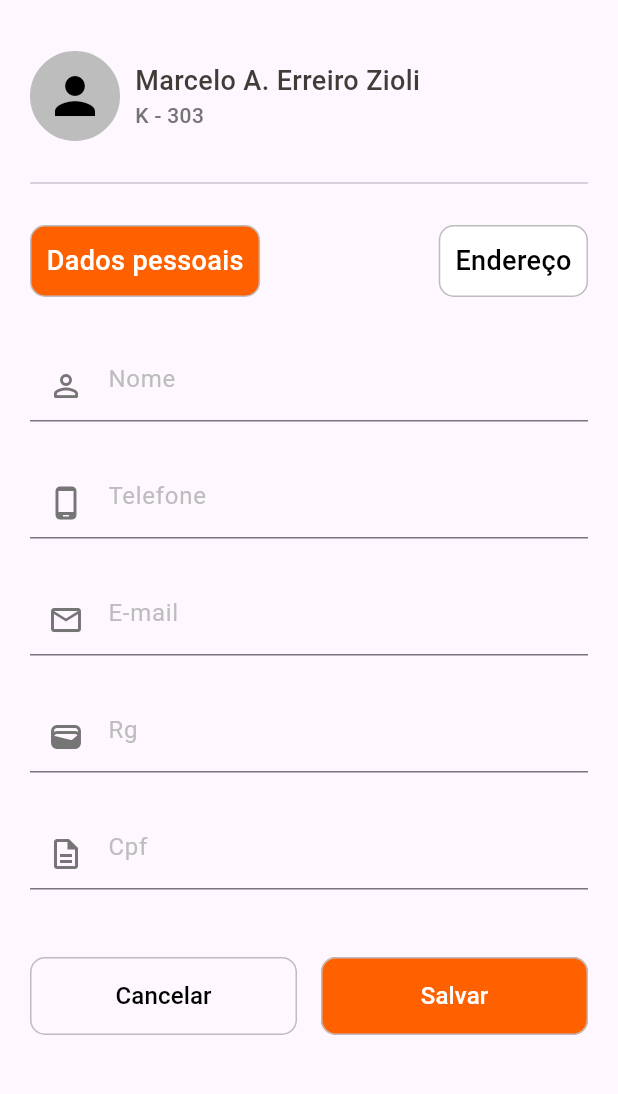
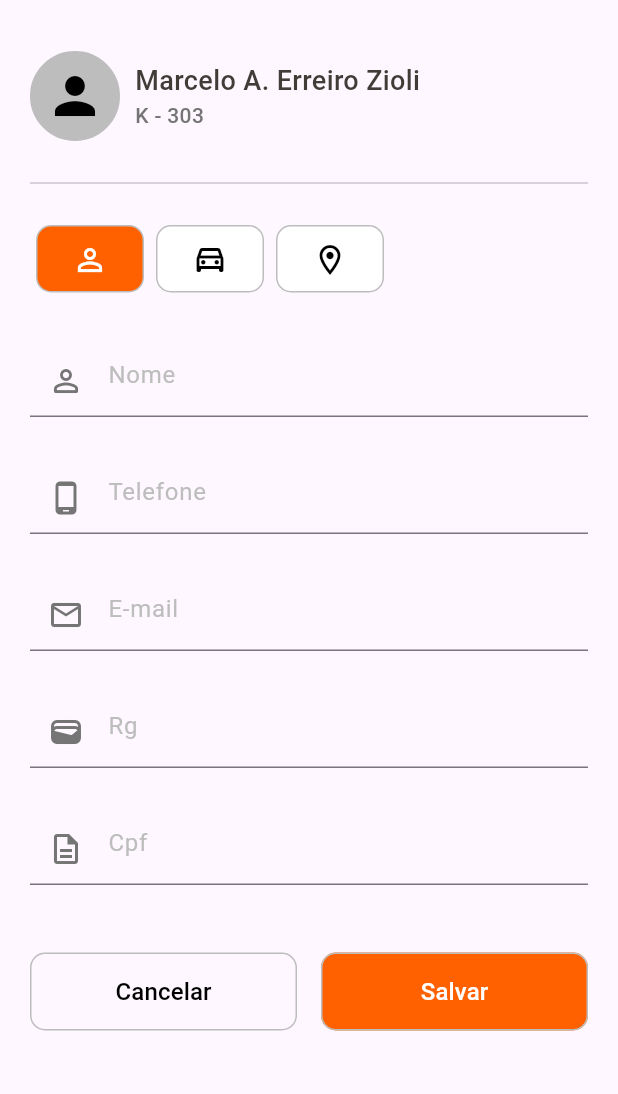
Before and after one commit to Zi0Li/MOBILE-Condominium-Management, a Flutter app: the ProfilePage screen opened directly, on a phone screen of 412 x 824 dp, the part 63-1157 px from its top. Run offline on Flutter 3.47's test engine with Material 3 defaults, Android fonts, the phone set to English and light mode, and no system bars; our stand-ins replace image_picker, mask_text_input_formatter.

Commit message:
Vehicle Form

```diff
--- a/lib/pages/profile.dart
+++ b/lib/pages/profile.dart
@@ -3,6 +3,7 @@ import 'package:flutter/material.dart';
 import 'package:flutter/services.dart';
 import 'package:image_picker/image_picker.dart';
 import 'package:tcc/pages/home.dart';
+import 'package:tcc/pages/vehicle_form.dart';
 import 'package:tcc/widgets/appBar.dart';
 import 'package:tcc/widgets/config.dart';
 import 'package:tcc/widgets/drawer.dart';
@@ -16,6 +17,7 @@ class ProfilePage extends StatefulWidget {
 }
 
 class _ProfilePageState extends State<ProfilePage> {
+  //Controller Profile
   final TextEditingController _nicknameController = TextEditingController();
   final TextEditingController _bithController = TextEditingController();
   final TextEditingController _numberController = TextEditingController();
@@ -26,12 +28,13 @@ class _ProfilePageState extends State<ProfilePage> {
   String dropdownApartament = Config.Apartment[0];
   String? _img;
 
-  bool _page = true;
+  List<IconData> iconListButton = [
+    Icons.person_outline,
+    Icons.drive_eta_outlined,
+    Icons.location_on_outlined,
+  ];
 
-  Color _profileButtonColor = Config.orange;
-  Color _profileTextColor = Config.white;
-  Color _enderecoButtonColor = Config.white;
-  Color _enderecoTextColor = Config.black;
+  int selectButton = 0;
 
   @override
   Widget build(BuildContext context) {
@@ -132,56 +135,81 @@ class _ProfilePageState extends State<ProfilePage> {
               SizedBox(
                 height: 20,
               ),
-              Row(
-                children: [
-                  GestureDetector(
-                    onTap: () => _clickButton(),
-                    child: _button('Dados pessoais', _profileButtonColor,
-                        _profileTextColor),
+              Container(
+                height: 45,
+                child: ListView.builder(
+                  shrinkWrap: true,
+                  scrollDirection: Axis.horizontal,
+                  itemCount: iconListButton.length,
+                  itemExtent: 80,
+                  itemBuilder: (context, index) {
+                    return Center(child: _button(iconListButton[index], index));
+                  },
                 ),
-                  Spacer(),
-                  GestureDetector(
-                    onTap: () => _clickButton(),
-                    child: _button(
-                        'Endereço', _enderecoButtonColor, _enderecoTextColor),
-                  ),
-                ],
               ),
               SizedBox(
                 height: 20,
               ),
-              _page
-                  ? Column(
-                      children: [
-                        InputWidget(
-                          'Nome',
-                          _nicknameController,
-                          TextInputType.text,
-                          Icons.person_outline_rounded,
+              _body(selectButton),
+            ],
           ),
-                        InputWidget("Telefone", _numberController,
-                            TextInputType.number, Icons.phone_android_outlined),
-                        InputWidget('E-mail', _bithController,
-                            TextInputType.number, Icons.email_outlined),
-                        InputWidget(
-                          'Rg',
-                          _rgController,
-                          TextInputType.number,
-                          Icons.wallet_rounded,
         ),
-                        InputWidget(
-                          'Cpf',
-                          _cpfController,
-                          TextInputType.number,
-                          Icons.description_outlined,
-                        )
-                      ],
-                    )
-                  : Column(
+      ),
+    );
+  }
+
+  Widget _body(int index) {
+    if (index == 0) {
+      return _personBody();
+    } else if (index == 1) {
+      return _vehicleBody();
+    } else {
+      return _addressBody();
+    }
+  }
+
+  Widget _vehicleBody() {
+    return ListView.builder(
+      shrinkWrap: true,
+      itemCount: Config.typeVehicle.length,
+      itemBuilder: (context, index) => _vehicleCard(index),
+    );
+  }
+
+  Widget _vehicleCard(int index) {
+    IconData iconVehicle = Icons.drive_eta_outlined;
+    if (Config.typeVehicle[index] == Config.typeVehicle[1]) {
+      iconVehicle = Icons.motorcycle_outlined;
+    } else if (Config.typeVehicle[index] == Config.typeVehicle[2]) {
+      iconVehicle = Icons.pedal_bike_outlined;
+    } else if (Config.typeVehicle[index] == Config.typeVehicle[3]) {
+      iconVehicle = Icons.directions_bus_outlined;
+    }
+
+    return ListTile(
+      contentPadding: EdgeInsets.all(10),
+      title: Text("Veiculo Name $index"),
+      subtitle: Text(Config.typeVehicle[index]),
+      leading: Icon(
+        iconVehicle,
+        size: 30,
+      ),
+      onTap: () => Navigator.push(
+        context,
+        MaterialPageRoute(
+          builder: (context) => VehicleForm(
+            typeVehicle: Config.typeVehicle[index],
+          ),
+        ),
+      ),
+    );
+  }
+
+  Widget _addressBody() {
+    return Column(
       crossAxisAlignment: CrossAxisAlignment.start,
       children: [
-                        Config.text(
-                            'Nome: ', 'Condomínio Terra de Santa Cruz', 18),
+        Config.text('Nome: ', 'Condomínio Terra de Santa Cruz', 18),
         Row(
           mainAxisAlignment: MainAxisAlignment.spaceBetween,
           children: [
@@ -201,11 +229,66 @@ class _ProfilePageState extends State<ProfilePage> {
           mainAxisAlignment: MainAxisAlignment.spaceBetween,
           children: [
             Config.text('Bloco: ', dropdownBlock, 18),
-                            Config.text(
-                                'Apartamento: ', dropdownApartament, 18),
+            Config.text('Apartamento: ', dropdownApartament, 18),
+          ],
+        ),
+        SizedBox(height: 30),
+        Row(
+          children: [
+            Expanded(
+              child: TextButton(
+                onPressed: () {},
+                style: TextButton.styleFrom(
+                  fixedSize: Size.fromHeight(52),
+                  backgroundColor: Config.orange,
+                  shape: RoundedRectangleBorder(
+                    borderRadius: BorderRadius.circular(10),
+                  ),
+                  side: BorderSide(
+                    width: 1,
+                    color: Config.grey400,
+                  ),
+                ),
+                child: Text(
+                  'Compartilhar localização',
+                  style: TextStyle(
+                    color: Config.white,
+                    fontSize: 16,
+                    fontWeight: FontWeight.w500,
+                  ),
+                ),
+              ),
+            ),
           ],
         ),
       ],
+    );
+  }
+
+  Widget _personBody() {
+    return Column(
+      children: [
+        InputWidget(
+          'Nome',
+          _nicknameController,
+          TextInputType.text,
+          Icons.person_outline_rounded,
+        ),
+        InputWidget("Telefone", _numberController, TextInputType.number,
+            Icons.phone_android_outlined),
+        InputWidget('E-mail', _bithController, TextInputType.number,
+            Icons.email_outlined),
+        InputWidget(
+          'Rg',
+          _rgController,
+          TextInputType.number,
+          Icons.wallet_rounded,
+        ),
+        InputWidget(
+          'Cpf',
+          _cpfController,
+          TextInputType.number,
+          Icons.description_outlined,
         ),
         SizedBox(height: 30),
         Row(
@@ -268,28 +351,27 @@ class _ProfilePageState extends State<ProfilePage> {
               ),
             ),
           ],
-              ),
+        )
       ],
-          ),
-        ),
-      ),
     );
   }
 
-  void _clickButton() {
-    setState(() {
-      _page = _page ? false : true;
+  Widget _button(IconData icon, int index) {
+    Color colorButton = Config.white;
+    Color colorIcon = Config.black;
 
-      _profileButtonColor = _page ? Config.orange : Config.white;
-      _profileTextColor = _page ? Config.white : Config.black;
-
-      _enderecoButtonColor = _page ? Config.white : Config.orange;
-      _enderecoTextColor = _page ? Config.black : Config.white;
-    });
+    if (selectButton == index) {
+      colorButton = Config.orange;
+      colorIcon = Config.white;
     }
 
-  Widget _button(String label, Color colorButton, Color colorText) {
-    return Container(
+    return GestureDetector(
+      onTap: () {
+        setState(() {
+          selectButton = index;
+        });
+      },
+      child: Container(
         padding: EdgeInsets.all(10),
         decoration: BoxDecoration(
           color: colorButton,
@@ -299,12 +381,12 @@ class _ProfilePageState extends State<ProfilePage> {
             color: Config.grey400,
           ),
         ),
-      child: Text(
-        label,
-        style: TextStyle(
-          color: colorText,
-          fontWeight: FontWeight.w500,
-          fontSize: 18,
+        child: SizedBox(
+          width: 50,
+          child: Icon(
+            icon,
+            color: colorIcon,
+          ),
         ),
       ),
     );
--- a/lib/widgets/config.dart
+++ b/lib/widgets/config.dart
@@ -22,6 +22,13 @@ class Config {
   static Color grey800 = Colors.grey.shade800;
   static Color green = Colors.green;
   static Color amber = Colors.amber;
+
+  static final List<String> typeVehicle = [
+    "Carro",
+    "Moto",
+    "Bicicleta",
+    "Transporte"
+  ];
 
   static final List<String> listCategory = [
     'Administração',
```
Also changed, not shown: lib/pages/acesss/welcome.dart (+8 -2 lines), lib/pages/vehicle_form.dart (added, +132 -0 lines), lib/main.dart (line endings or trailing spaces). Lines whose indentation alone changed are shown as unchanged.
